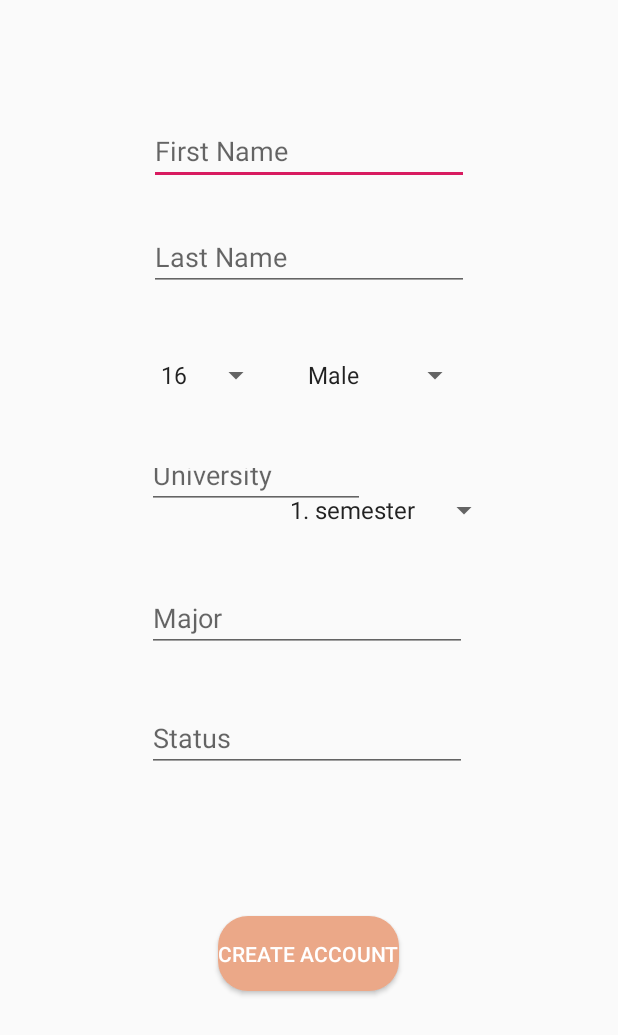
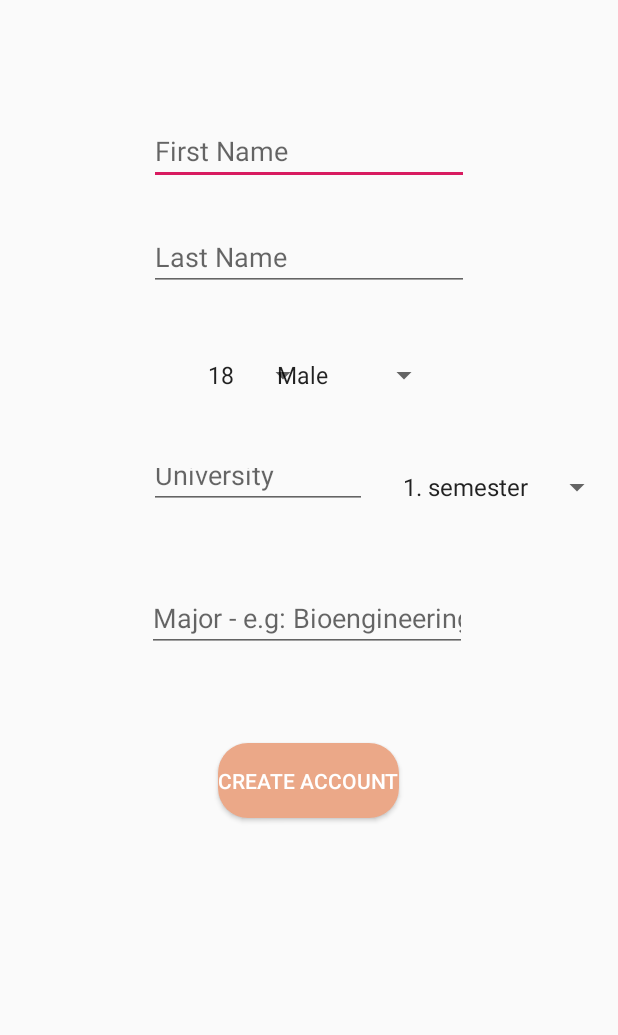
Before and after one commit to bjornwinther/P2, an Android app: the SignUpSecond screen opened directly, with no data from a screen before it, on a phone screen of 412 x 824 dp. Shown: the top 1035 px of the screen. Run offline under Robolectric (Android 15) with nearby library versions, the light colour scheme and no system bars.

Commit message:
Removed Status, corrected major, added name and mail to menuBar, corrected other small details after feedback.

```diff
--- a/app/src/main/java/com/example/p2/SignUpSecond.java
+++ b/app/src/main/java/com/example/p2/SignUpSecond.java
@@ -25,7 +25,6 @@ public class SignUpSecond extends AppCompatActivity implements AdapterView.OnIte
     private EditText lastName;
     private EditText uni;
     private EditText major;
-    private EditText status;
     private String selectedGender;
     private int selectedAge;
     private String selectedSemester;
@@ -44,7 +43,6 @@ public class SignUpSecond extends AppCompatActivity implements AdapterView.OnIte
         lastName = findViewById(R.id.susLName);
         uni = findViewById(R.id.susUni);
         major = findViewById(R.id.susMajor);
-        status = findViewById(R.id.susStatus);
 
         spinnerGender.setOnItemSelectedListener(this);
         spinnerAge.setOnItemSelectedListener(this);
@@ -53,11 +51,10 @@ public class SignUpSecond extends AppCompatActivity implements AdapterView.OnIte
         List<String> genderList = new ArrayList<>();
         genderList.add("Male");
         genderList.add("Female");
-        genderList.add("Freak");
 
         List<Integer>  ageList = new ArrayList<>();
-        for(int i = 0; i < 10; i++){
-            ageList.add(16+i);
+        for(int i = 0; i < 12; i++){
+            ageList.add(18+i);
         }
 
         List<String> semesterList = new ArrayList<>();
@@ -84,7 +81,6 @@ public class SignUpSecond extends AppCompatActivity implements AdapterView.OnIte
                 accounts[indexOfAcc].setLastName(lastName.getText().toString());
                 accounts[indexOfAcc].setUniveristy(uni.getText().toString());
                 accounts[indexOfAcc].setMajor(major.getText().toString());
-                accounts[indexOfAcc].setStatus(status.getText().toString());
                 accounts[indexOfAcc].setGender(selectedGender);
                 accounts[indexOfAcc].setAge(selectedAge);
                 accounts[indexOfAcc].setSemester(selectedSemester);
--- a/app/src/main/res/layout/activity_sign_up_second.xml
+++ b/app/src/main/res/layout/activity_sign_up_second.xml
@@ -50,14 +50,12 @@
         android:layout_width="wrap_content"
         android:layout_height="wrap_content"
         android:layout_marginStart="8dp"
-        android:layout_marginLeft="8dp"
         android:layout_marginTop="8dp"
         android:layout_marginEnd="8dp"
-        android:layout_marginRight="8dp"
         android:layout_marginBottom="8dp"
         app:layout_constraintBottom_toBottomOf="parent"
         app:layout_constraintEnd_toEndOf="parent"
-        app:layout_constraintHorizontal_bias="0.677"
+        app:layout_constraintHorizontal_bias="0.605"
         app:layout_constraintStart_toStartOf="parent"
         app:layout_constraintTop_toTopOf="parent"
         app:layout_constraintVertical_bias="0.293" />
@@ -67,54 +65,49 @@
         android:layout_width="wrap_content"
         android:layout_height="wrap_content"
         android:layout_marginStart="8dp"
-        android:layout_marginLeft="8dp"
         android:layout_marginTop="8dp"
         android:layout_marginEnd="8dp"
-        android:layout_marginRight="8dp"
         android:layout_marginBottom="8dp"
         android:text="TextView"
         app:layout_constraintBottom_toBottomOf="parent"
         app:layout_constraintEnd_toEndOf="parent"
-        app:layout_constraintHorizontal_bias="0.291"
+        app:layout_constraintHorizontal_bias="0.391"
         app:layout_constraintStart_toStartOf="parent"
         app:layout_constraintTop_toTopOf="parent"
         app:layout_constraintVertical_bias="0.293" />
+
     <Button
         android:id="@+id/susCreatebtn"
         android:layout_width="wrap_content"
         android:layout_height="wrap_content"
         android:layout_marginStart="8dp"
-        android:layout_marginLeft="8dp"
         android:layout_marginTop="8dp"
         android:layout_marginEnd="8dp"
-        android:layout_marginRight="8dp"
         android:layout_marginBottom="8dp"
+        android:background="@drawable/button_background"
         android:text="Create Account"
         android:textColor="#FFFFFF"
-        android:background="@drawable/button_background"
         app:layout_constraintBottom_toBottomOf="parent"
         app:layout_constraintEnd_toEndOf="parent"
         app:layout_constraintHorizontal_bias="0.498"
         app:layout_constraintStart_toStartOf="parent"
         app:layout_constraintTop_toBottomOf="@+id/susLName"
-        app:layout_constraintVertical_bias="0.725" />
+        app:layout_constraintVertical_bias="0.52" />
 
     <EditText
         android:id="@+id/susUni"
         android:layout_width="145dp"
         android:layout_height="37dp"
         android:layout_marginStart="8dp"
-        android:layout_marginLeft="8dp"
         android:layout_marginTop="8dp"
         android:layout_marginEnd="8dp"
-        android:layout_marginRight="8dp"
         android:layout_marginBottom="8dp"
         android:ems="10"
         android:hint="University"
         android:inputType="textPersonName"
         app:layout_constraintBottom_toBottomOf="parent"
         app:layout_constraintEnd_toEndOf="parent"
-        app:layout_constraintHorizontal_bias="0.36"
+        app:layout_constraintHorizontal_bias="0.364"
         app:layout_constraintStart_toStartOf="parent"
         app:layout_constraintTop_toBottomOf="@+id/susLName"
         app:layout_constraintVertical_bias="0.173" />
@@ -123,32 +116,25 @@
         android:id="@+id/susSpinnerSemester"
         android:layout_width="wrap_content"
         android:layout_height="wrap_content"
-        android:layout_marginStart="8dp"
-        android:layout_marginLeft="8dp"
+        android:layout_marginStart="16dp"
         android:layout_marginTop="8dp"
-        android:layout_marginEnd="8dp"
-        android:layout_marginRight="8dp"
         android:layout_marginBottom="8dp"
         android:text="TextView"
         app:layout_constraintBottom_toBottomOf="parent"
-        app:layout_constraintEnd_toEndOf="parent"
-        app:layout_constraintHorizontal_bias="0.714"
-        app:layout_constraintStart_toStartOf="parent"
+        app:layout_constraintStart_toEndOf="@+id/susUni"
         app:layout_constraintTop_toTopOf="parent"
-        app:layout_constraintVertical_bias="0.408" />
+        app:layout_constraintVertical_bias="0.389" />
 
     <EditText
         android:id="@+id/susMajor"
         android:layout_width="wrap_content"
         android:layout_height="wrap_content"
         android:layout_marginStart="8dp"
-        android:layout_marginLeft="8dp"
         android:layout_marginTop="8dp"
         android:layout_marginEnd="8dp"
-        android:layout_marginRight="8dp"
         android:layout_marginBottom="8dp"
         android:ems="10"
-        android:hint="Major"
+        android:hint="Major - e.g: Bioengineering"
         android:inputType="textPersonName"
         app:layout_constraintBottom_toBottomOf="parent"
         app:layout_constraintEnd_toEndOf="parent"
@@ -156,24 +142,4 @@
         app:layout_constraintStart_toStartOf="parent"
         app:layout_constraintTop_toTopOf="parent" />
 
-    <EditText
-        android:id="@+id/susStatus"
-        android:layout_width="wrap_content"
-        android:layout_height="wrap_content"
-        android:layout_marginStart="8dp"
-        android:layout_marginLeft="8dp"
-        android:layout_marginTop="8dp"
-        android:layout_marginEnd="8dp"
-        android:layout_marginRight="8dp"
-        android:layout_marginBottom="8dp"
-        android:ems="10"
-        android:hint="Status"
-        android:inputType="textPersonName"
-        app:layout_constraintBottom_toBottomOf="parent"
-        app:layout_constraintEnd_toEndOf="parent"
-        app:layout_constraintHorizontal_bias="0.494"
-        app:layout_constraintStart_toStartOf="parent"
-        app:layout_constraintTop_toTopOf="parent"
-        app:layout_constraintVertical_bias="0.605" />
-
 </androidx.constraintlayout.widget.ConstraintLayout>
```
Also changed, not shown: app/src/main/java/com/example/p2/Account.java (+1 -11 lines), app/src/main/java/com/example/p2/MainActivity.java (+9 -3 lines), app/src/main/java/com/example/p2/menu.java (+17 -0 lines), app/src/main/res/layout/activity_menu.xml (+5 -5 lines).
